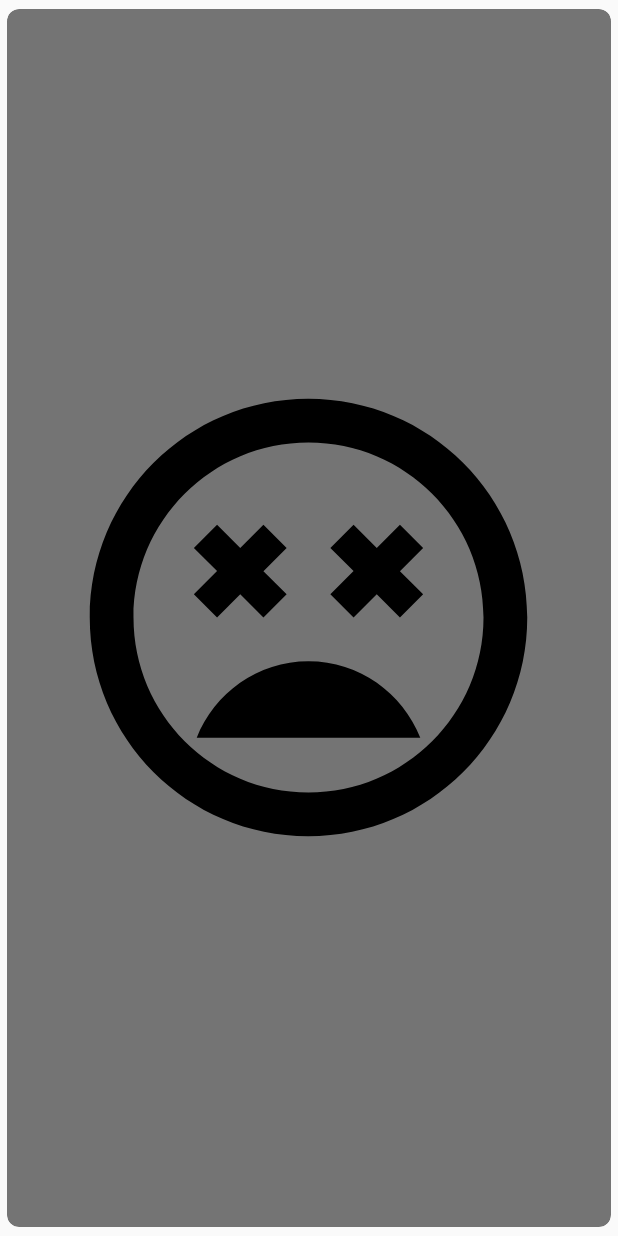
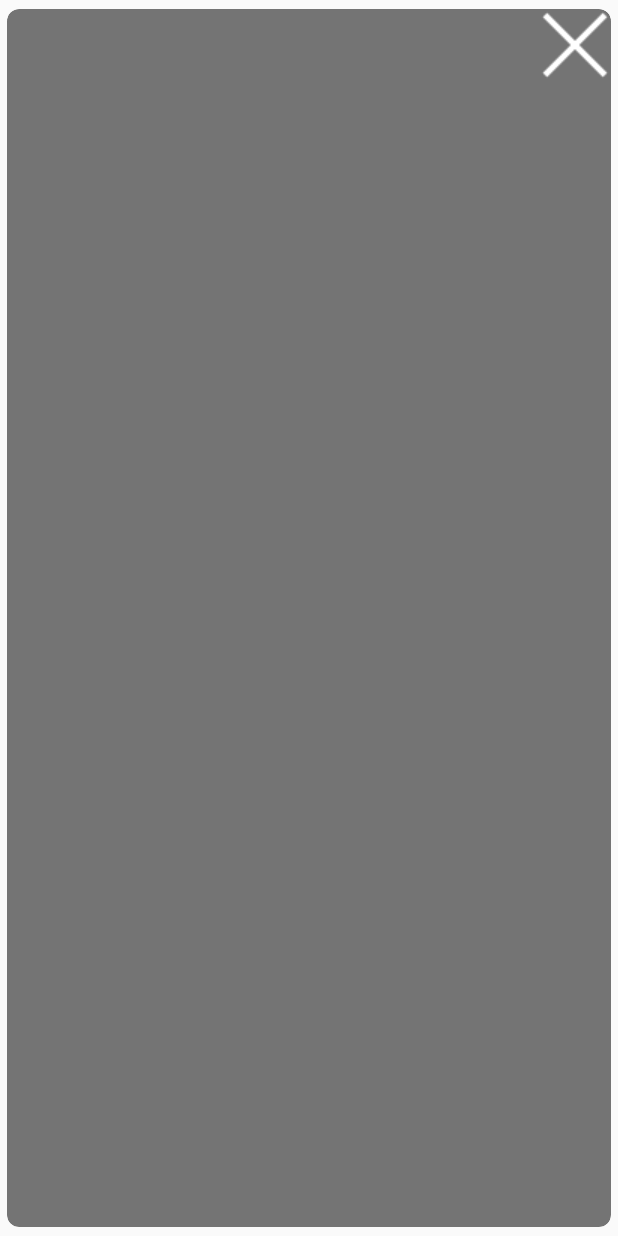
Before and after one commit to davidllorca/FashionTinder, an Android app: the layout overlay_left.xml on its own in the app's theme, with its tools: preview values and no code run, on a phone screen of 412 x 824 dp. Run offline under Robolectric (Android 15) with nearby library versions, the phone set to English and light mode, and no system bars.

Commit message:
Bug compilation solved.

```diff
--- a/app/src/main/res/layout/overlay_left.xml
+++ b/app/src/main/res/layout/overlay_left.xml
@@ -11,9 +11,9 @@
     app:cardUseCompatPadding="true">
 
     <ImageView
-        android:layout_width="350dp"
-        android:layout_height="350dp"
-        android:layout_gravity="center"
-        android:src="@drawable/ic_sentiment_very_dissatisfied_black_24dp"/>
+        android:layout_width="wrap_content"
+        android:layout_height="wrap_content"
+        android:layout_gravity="end"
+        android:src="@drawable/fill"/>
 
 </android.support.v7.widget.CardView>
```
Also changed, not shown: app/src/main/res/layout/overlay_top.xml (+4 -6 lines), app/src/main/res/drawable/fill.png (renamed from app/src/main/res/drawable/Fill.png).
